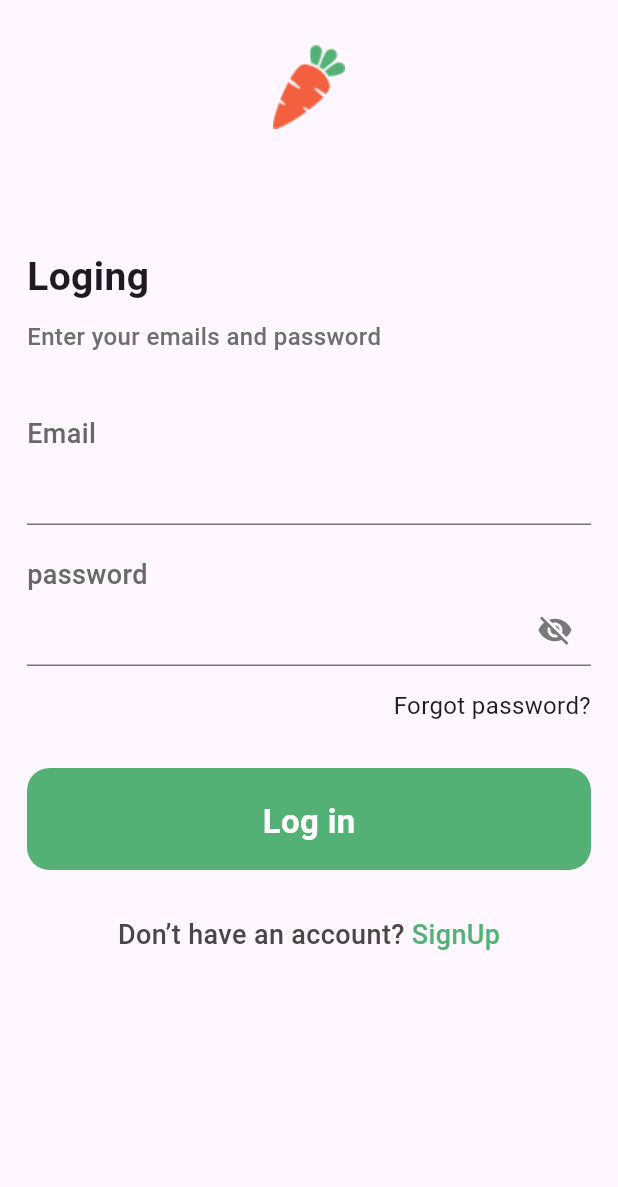
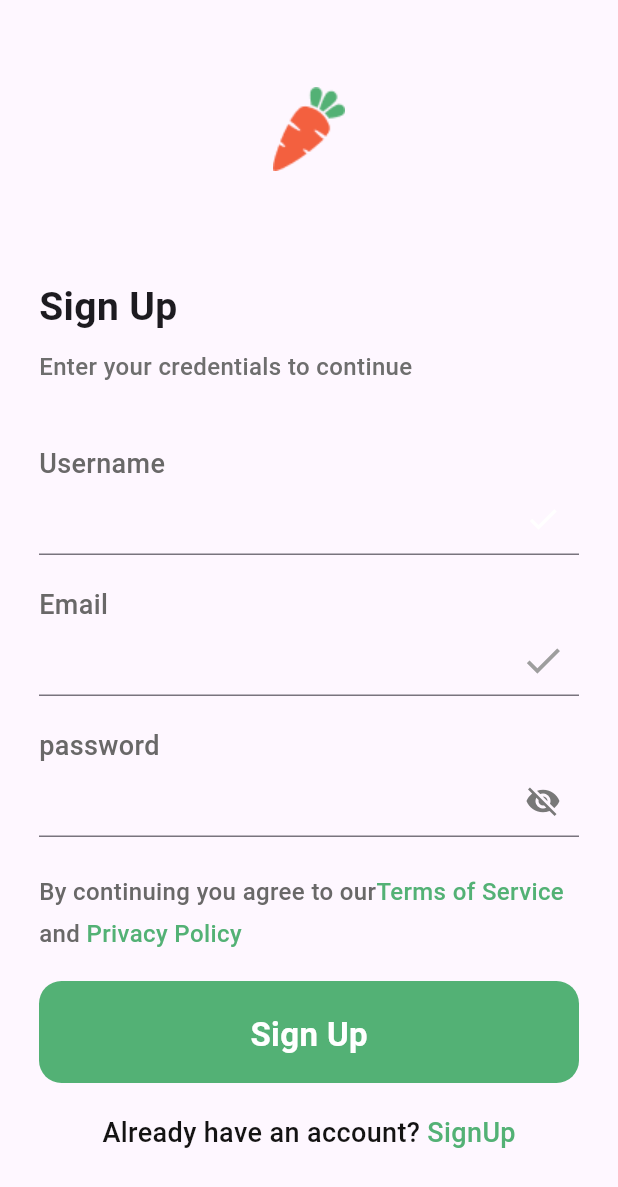
Before and after one commit to Hagar2003/nectar, a Flutter app: the screen it shows after launch, on a phone screen of 412 x 824 dp. Shown: the top 1187 px of the screen. Run offline on Flutter 3.47's test engine with Material 3 defaults, Android fonts, the phone set to English and light mode, and no system bars; our stand-ins replace go_router, pin_code_fields; Roboto replaces fonts that are missing (Gilroy).

Commit message:
sign up ui done

```diff
--- a/lib/core/utils/app_router.dart
+++ b/lib/core/utils/app_router.dart
@@ -3,6 +3,7 @@ import 'package:nectar/features/forget_password/forget_password.dart';
 import 'package:nectar/features/forget_password/widgets/congratulations.dart';
 import 'package:nectar/features/login/presentation/views/login_view.dart';
 import 'package:nectar/features/onBoarding/presentation/views/onbording_view.dart';
+import 'package:nectar/features/sign_up/presentation/sign_up.dart';
 
 abstract class AppRouter {
   static const kBoarding = '/OnBoarding';
@@ -12,7 +13,8 @@ abstract class AppRouter {
   static final router = GoRouter(routes: [
     GoRoute(
       path: ('/'),
-      builder: (context, state) => const Login(),
+      builder: (context, state) => const SignUp(),
+    //    builder: (context, state) => const SplashView(),
     ),
     GoRoute(
       path: kBoarding,
--- a/lib/core/widgets/custom_text_field.dart
+++ b/lib/core/widgets/custom_text_field.dart
@@ -1,20 +1,44 @@
 // ignore_for_file: must_be_immutable, prefer_const_constructors
 
 import 'package:flutter/material.dart';
+import 'package:nectar/constants.dart';
 
-class CustomTextField extends StatelessWidget {
-   CustomTextField({super.key,this.onChanged});
+class CustomTextField extends StatefulWidget {
+  CustomTextField({super.key, this.onChanged, this.x});
   Function(String)? onChanged;
+  int? x;
   @override
+  State<CustomTextField> createState() => _CustomTextFieldState();
+}
+
+class _CustomTextFieldState extends State<CustomTextField> {
+
+  bool emaill = true;
+    @override
   Widget build(BuildContext context) {
     return TextFormField(
-        onChanged: (value) {},
+        onChanged: (value) {
+          setState(() {
+            emaill = !emaill;
+          });
+        },
         validator: (value) {
           if (value!.isEmpty) {
             return 'field is required';
           }
           return null;
         },
-        decoration: InputDecoration());
+        decoration: InputDecoration(
+            suffixIcon: widget.x == 1
+                ? IconButton(
+                    onPressed: () {},
+                    icon: Icon(Icons.check, color:!emaill? kPrimaryColor: Colors.grey,size: 30,))
+                : IconButton(
+                    onPressed: () {},
+                    icon: Icon(
+                      Icons.check,
+                      color: Colors.white,
+                    ),
+                  )));
   }
 }
--- a/lib/features/forget_password/widgets/congratulations.dart
+++ b/lib/features/forget_password/widgets/congratulations.dart
@@ -10,7 +10,7 @@ class Congratulations extends StatelessWidget {
       body:  Padding(
         padding: EdgeInsets.symmetric(vertical: 62.0,horizontal: 32),
         child: Column(
-          children: [SizedBox(height: 70,),
+          children: [SizedBox(height: 90,),
             Image(image: AssetImage('assets/images/congratulations.png'),width: 200,),
             SizedBox(height: 50,),
             Text('Congratulations',style: Styles.Text26,),
--- a/lib/features/login/presentation/views/widgets/login_body.dart
+++ b/lib/features/login/presentation/views/widgets/login_body.dart
@@ -1,7 +1,7 @@
 import 'package:flutter/material.dart';
 import 'package:nectar/core/utils/styles.dart';
 import 'package:nectar/core/widgets/custom_text_field.dart';
-import 'package:nectar/features/login/presentation/views/widgets/password_text_field.dart';
+import 'package:nectar/core/widgets/password_text_field.dart';
 import 'package:nectar/features/login/presentation/views/widgets/last_part_login.dart';
 
 class LoginBody extends StatelessWidget {
@@ -26,7 +26,7 @@ class LoginBody extends StatelessWidget {
         style:Styles.Text16.copyWith(color: const Color.fromARGB(255, 110, 110, 110))),
         const SizedBox(height: 40,),
           const Text('Email',style:Styles.Text18 ,),
-        CustomTextField(),
+        CustomTextField(x:1),
         const SizedBox(height: 20,),
         const Text('password',style:Styles.Text18 ,),
         const PasswordTextField(),
--- /dev/null
+++ b/lib/features/sign_up/presentation/sign_up.dart
@@ -0,0 +1,13 @@
+import 'package:flutter/material.dart';
+import 'package:nectar/features/sign_up/presentation/widgets/sign_up_body.dart';
+
+class SignUp extends StatelessWidget {
+  const SignUp({super.key});
+
+  @override
+  Widget build(BuildContext context) {
+    return const Scaffold(
+      body: SingleChildScrollView(
+        child: SignUpBody()));
+  }
+}
--- /dev/null
+++ b/lib/features/sign_up/presentation/widgets/last_part_sign_up.dart
@@ -0,0 +1,41 @@
+import 'package:flutter/material.dart';
+import 'package:nectar/constants.dart';
+import 'package:nectar/core/utils/styles.dart';
+import 'package:nectar/core/widgets/custom_button.dart';
+
+class LastPartSignUp extends StatelessWidget {
+  const LastPartSignUp({super.key});
+
+  @override
+  Widget build(BuildContext context) {
+
+    return Column(children: [
+      const SizedBox(height: 10),
+      Row(children: [
+        const Text('By continuing you agree to our',style: Styles.Text16,),
+        Text('Terms of Service ',style: Styles.Text16.copyWith(color: kPrimaryColor),),]),
+        const SizedBox(height: 5,),
+        Row(
+          children: [
+            const Text('and ',style: Styles.Text16,),
+            Text('Privacy Policy  ',style: Styles.Text16.copyWith(color: kPrimaryColor),),
+          ],
+        ),
+          const SizedBox(height: 20),
+      const CustomButton(text: 'Sign Up'),
+      const SizedBox(height: 20),
+      Row(
+        mainAxisAlignment: MainAxisAlignment.center,
+        children: [
+          Text('Already have an account?',
+              style: Styles.Text18.copyWith(
+                  color: const Color.fromARGB(255, 20, 19, 19))),
+          Text(
+            ' SignUp',
+            style: Styles.Text18.copyWith(color: kPrimaryColor),
+          )
+        ],
+      )
+    ]);
+  }
+}
--- /dev/null
+++ b/lib/features/sign_up/presentation/widgets/sign_up_body.dart
@@ -0,0 +1,59 @@
+import 'package:flutter/material.dart';
+import 'package:nectar/core/utils/styles.dart';
+import 'package:nectar/core/widgets/custom_text_field.dart';
+import 'package:nectar/core/widgets/password_text_field.dart';
+import 'package:nectar/features/sign_up/presentation/widgets/last_part_sign_up.dart';
+
+class SignUpBody extends StatelessWidget {
+  const SignUpBody({super.key});
+
+  @override
+  Widget build(BuildContext context) {
+    return Padding(
+      padding: const EdgeInsets.symmetric(horizontal: 26.0,vertical: 26),
+      child: Column(crossAxisAlignment: CrossAxisAlignment.start,
+        children: [
+        const SizedBox(height:30 ,),
+        const Center(child: Image(image: AssetImage('assets/images/carrot.png'),width: 50,height: 60,)),
+        const SizedBox(
+          height: 70,
+        ),
+        const Text('Sign Up', style: Styles.Text26),
+        const SizedBox(
+          height: 10,
+        ),
+        Text('Enter your credentials to continue',
+            style: Styles.Text16.copyWith(
+                color: const Color.fromARGB(255, 110, 110, 110))),
+        const SizedBox(
+          height: 40,
+        ),
+        const Text(
+          'Username',
+          style: Styles.Text18,
+        ),
+        CustomTextField(),
+        const SizedBox(
+          height: 20,
+        ),
+        const Text(
+        'Email',
+          style: Styles.Text18,
+        ),
+        CustomTextField(x:1),
+        const SizedBox(
+          height: 20,
+        ),
+        const Text(
+          'password',
+          style: Styles.Text18,
+        ),
+        const PasswordTextField(),
+        const SizedBox(
+          height: 15,
+        ),
+        const LastPartSignUp()
+      ]),
+    );
+  }
+}
```
Also changed, not shown: lib/core/widgets/password_text_field.dart (renamed from lib/features/login/presentation/views/widgets/password_text_field.dart).
